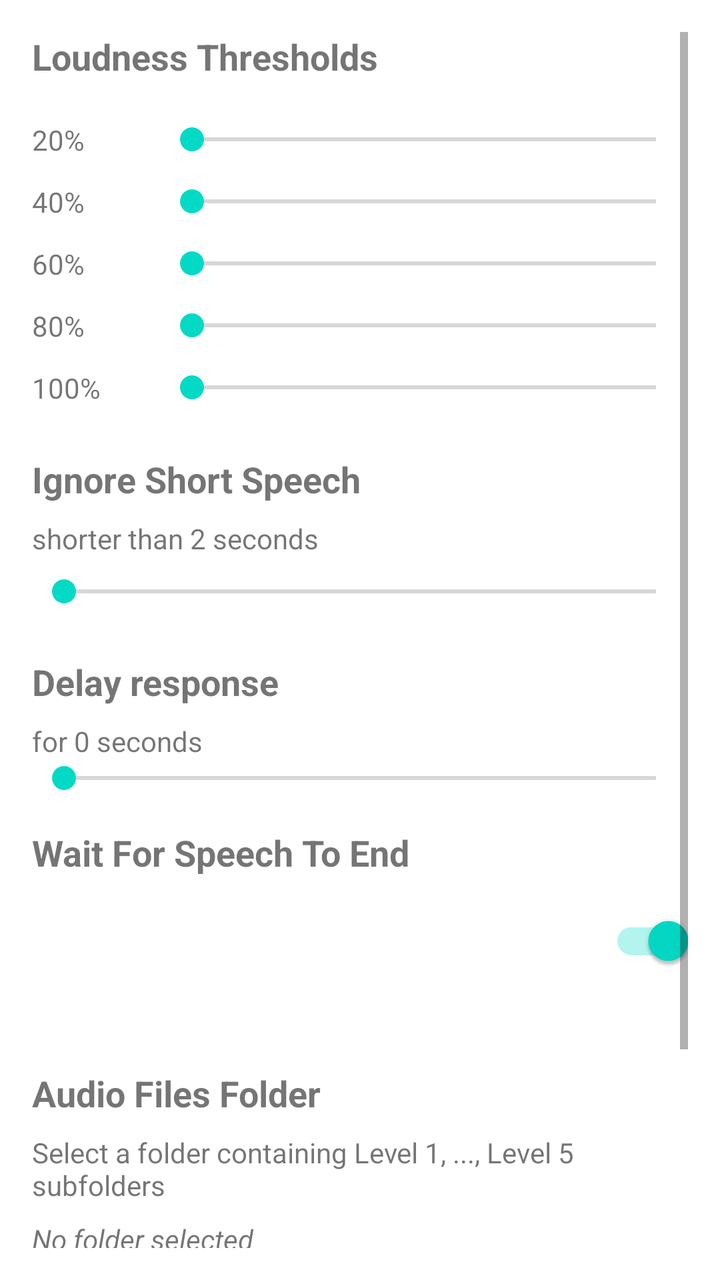
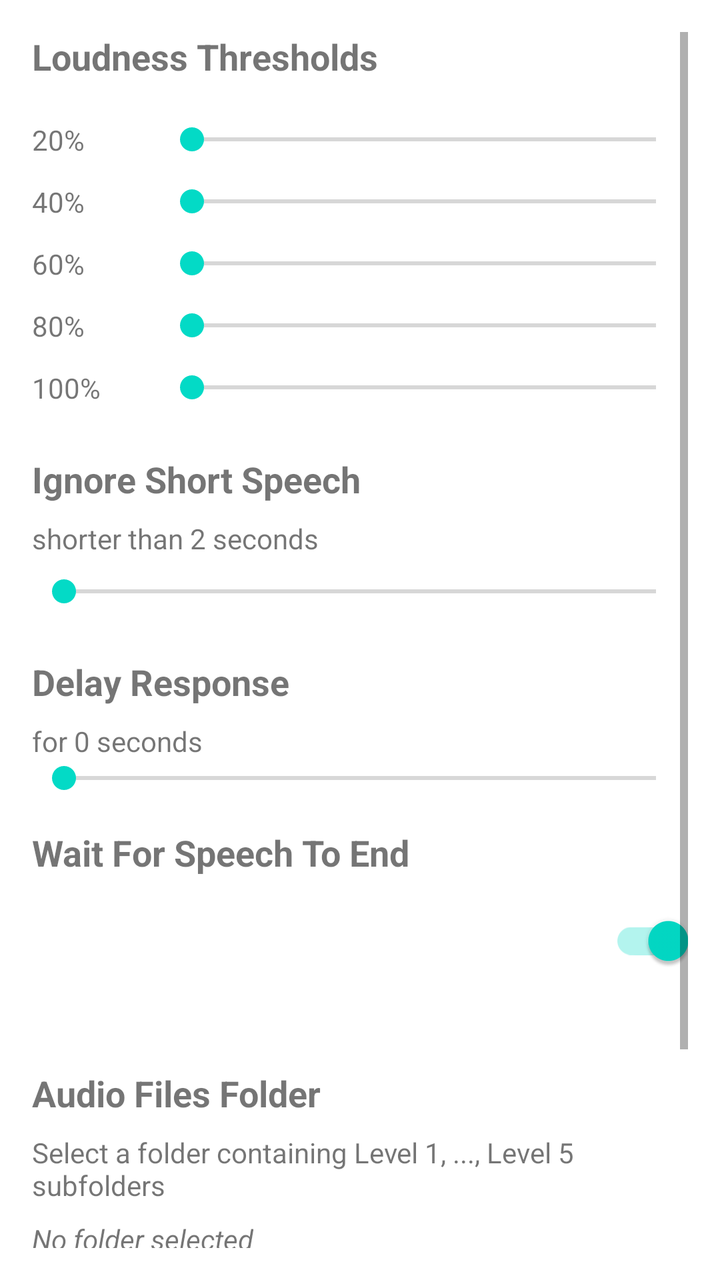

An Android layout rendered at two revisions. The XML below is the earlier revision; the diff shows what the commit changed to produce the second picture.
<!-- AndroidManifest.xml: application theme Theme.MaterialComponents.DayNight.DarkActionBar -->
<!-- res/layout/activity_settings.xml -->
<?xml version="1.0" encoding="utf-8"?>
<ScrollView xmlns:android="http://schemas.android.com/apk/res/android"
    android:layout_width="match_parent"
    android:layout_height="match_parent"
    android:padding="16dp">

    <LinearLayout
        android:layout_width="match_parent"
        android:layout_height="wrap_content"
        android:orientation="vertical">

        <TextView android:layout_width="wrap_content" android:layout_height="wrap_content" android:text="Loudness Thresholds" android:textSize="18sp" android:textStyle="bold" android:layout_marginBottom="8dp" />

        
        <LinearLayout android:layout_width="match_parent" android:layout_height="wrap_content" android:orientation="horizontal" android:gravity="center_vertical" android:layout_marginTop="12dp">
            <TextView android:id="@+id/tvThreshold1" android:layout_width="64dp" android:layout_height="wrap_content" android:text="20%" />
            <SeekBar android:id="@+id/sbThreshold1" android:layout_width="match_parent" android:layout_height="wrap_content" />
        </LinearLayout>
        <LinearLayout android:layout_width="match_parent" android:layout_height="wrap_content" android:orientation="horizontal" android:gravity="center_vertical" android:layout_marginTop="12dp">
            <TextView android:id="@+id/tvThreshold2" android:layout_width="64dp" android:layout_height="wrap_content" android:text="40%" />
            <SeekBar android:id="@+id/sbThreshold2" android:layout_width="match_parent" android:layout_height="wrap_content" />
        </LinearLayout>
        <LinearLayout android:layout_width="match_parent" android:layout_height="wrap_content" android:orientation="horizontal" android:gravity="center_vertical" android:layout_marginTop="12dp">
            <TextView android:id="@+id/tvThreshold3" android:layout_width="64dp" android:layout_height="wrap_content" android:text="60%" />
            <SeekBar android:id="@+id/sbThreshold3" android:layout_width="match_parent" android:layout_height="wrap_content" />
        </LinearLayout>
        <LinearLayout android:layout_width="match_parent" android:layout_height="wrap_content" android:orientation="horizontal" android:gravity="center_vertical" android:layout_marginTop="12dp">
            <TextView android:id="@+id/tvThreshold4" android:layout_width="64dp" android:layout_height="wrap_content" android:text="80%" />
            <SeekBar android:id="@+id/sbThreshold4" android:layout_width="match_parent" android:layout_height="wrap_content" />
        </LinearLayout>
        <LinearLayout android:layout_width="match_parent" android:layout_height="wrap_content" android:orientation="horizontal" android:gravity="center_vertical" android:layout_marginTop="12dp">
            <TextView android:id="@+id/tvThreshold5" android:layout_width="64dp" android:layout_height="wrap_content" android:text="100%" />
            <SeekBar android:id="@+id/sbThreshold5" android:layout_width="match_parent" android:layout_height="wrap_content" />
        </LinearLayout>

        <TextView android:layout_width="wrap_content" android:layout_height="wrap_content" android:text="Ignore Short Speech" android:textSize="18sp" android:textStyle="bold" android:layout_marginTop="24dp" android:layout_marginBottom="8dp" />
        <TextView android:id="@+id/tvDuration" android:layout_width="wrap_content" android:layout_height="wrap_content" android:text="shorter than 2 seconds" android:layout_marginBottom="8dp" />
        <SeekBar android:id="@+id/sbDuration" android:layout_width="match_parent" android:layout_height="wrap_content" />

        
        <TextView android:layout_width="wrap_content" android:layout_height="wrap_content" android:text="Delay response" android:textSize="18sp" android:textStyle="bold" android:layout_marginTop="24dp" android:layout_marginBottom="8dp" />
        <LinearLayout android:layout_width="match_parent" android:layout_height="wrap_content" android:orientation="horizontal" android:gravity="center_vertical">
            <TextView android:layout_width="wrap_content" android:layout_height="wrap_content" android:text="for " />
            <TextView android:id="@+id/tvDelay" android:layout_width="wrap_content" android:layout_height="wrap_content" android:text="0 seconds" />
        </LinearLayout>
        <SeekBar android:id="@+id/sbDelay" android:layout_width="match_parent" android:layout_height="wrap_content" android:max="10" android:layout_marginBottom="16dp"/>

        
        <TextView android:layout_width="wrap_content" android:layout_height="wrap_content" android:text="Wait For Speech To End" android:textSize="18sp" android:textStyle="bold" android:layout_marginBottom="8dp" />
        <androidx.appcompat.widget.SwitchCompat 
            android:id="@+id/switchWaitForEnd" 
            android:layout_width="match_parent" 
            android:layout_height="wrap_content" 
            android:checked="true" 
            android:layout_marginBottom="16dp" />

        <TextView android:layout_width="wrap_content" android:layout_height="wrap_content" android:text="Audio Files Folder" android:textSize="18sp" android:textStyle="bold" android:layout_marginTop="24dp" android:layout_marginBottom="8dp" />
        <TextView android:layout_width="wrap_content" android:layout_height="wrap_content" android:text="Select a folder containing Level 1, ..., Level 5 subfolders" android:textSize="14sp" />
        <TextView android:id="@+id/tvFolderName" android:layout_width="wrap_content" android:layout_height="wrap_content" android:text="No folder selected" android:textStyle="italic" android:layout_marginTop="8dp" android:layout_marginBottom="8dp" />
        <Button android:id="@+id/btnSelectFolder" android:layout_width="wrap_content" android:layout_height="wrap_content" android:text="Select Folder" />

        <Button android:id="@+id/btnSave" android:layout_width="match_parent" android:layout_height="wrap_content" android:text="Save Settings" android:layout_marginTop="32dp" />
    </LinearLayout>
</ScrollView>
<!-- resources referenced by this layout -->
<resources>

</resources>

<!-- the commit's change to res/layout/activity_settings.xml (unified diff, before → after) -->
@@ -11,7 +11,6 @@
 
         <TextView android:layout_width="wrap_content" android:layout_height="wrap_content" android:text="Loudness Thresholds" android:textSize="18sp" android:textStyle="bold" android:layout_marginBottom="8dp" />
 
-        
         <LinearLayout android:layout_width="match_parent" android:layout_height="wrap_content" android:orientation="horizontal" android:gravity="center_vertical" android:layout_marginTop="12dp">
             <TextView android:id="@+id/tvThreshold1" android:layout_width="64dp" android:layout_height="wrap_content" android:text="20%" />
             <SeekBar android:id="@+id/sbThreshold1" android:layout_width="match_parent" android:layout_height="wrap_content" />
@@ -38,14 +37,13 @@
         <SeekBar android:id="@+id/sbDuration" android:layout_width="match_parent" android:layout_height="wrap_content" />
 
         
-        <TextView android:layout_width="wrap_content" android:layout_height="wrap_content" android:text="Delay response" android:textSize="18sp" android:textStyle="bold" android:layout_marginTop="24dp" android:layout_marginBottom="8dp" />
+        <TextView android:layout_width="wrap_content" android:layout_height="wrap_content" android:text="Delay Response" android:textSize="18sp" android:textStyle="bold" android:layout_marginTop="24dp" android:layout_marginBottom="8dp" />
         <LinearLayout android:layout_width="match_parent" android:layout_height="wrap_content" android:orientation="horizontal" android:gravity="center_vertical">
             <TextView android:layout_width="wrap_content" android:layout_height="wrap_content" android:text="for " />
             <TextView android:id="@+id/tvDelay" android:layout_width="wrap_content" android:layout_height="wrap_content" android:text="0 seconds" />
         </LinearLayout>
         <SeekBar android:id="@+id/sbDelay" android:layout_width="match_parent" android:layout_height="wrap_content" android:max="10" android:layout_marginBottom="16dp"/>
 
-        
         <TextView android:layout_width="wrap_content" android:layout_height="wrap_content" android:text="Wait For Speech To End" android:textSize="18sp" android:textStyle="bold" android:layout_marginBottom="8dp" />
         <androidx.appcompat.widget.SwitchCompat 
             android:id="@+id/switchWaitForEnd" 
